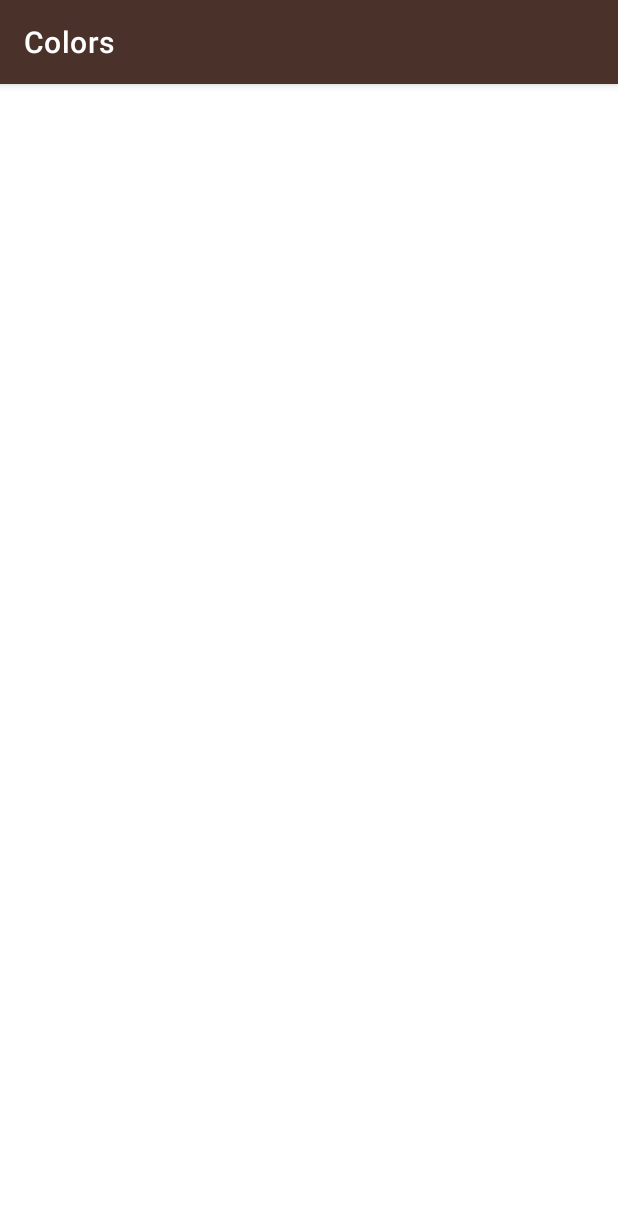
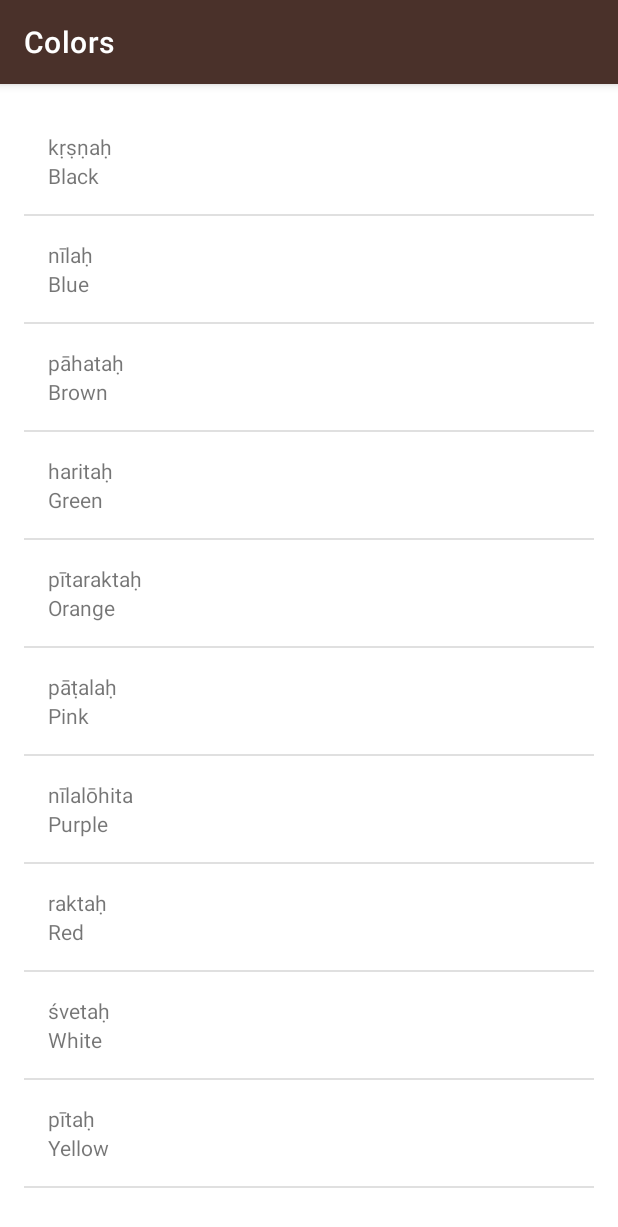
Before and after one commit to blaze1402/Sanskrit, an Android app: the ColorsActivity screen opened directly, with no data from a screen before it, on a phone screen of 412 x 824 dp. Shown: the top 1227 px of the screen. Run offline under Robolectric (Android 15) with nearby library versions, the light colour scheme and no system bars.

Commit message:
Added data for all the activities

```diff
--- a/app/src/main/java/com/blaze/sanskrit/ColorsActivity.java
+++ b/app/src/main/java/com/blaze/sanskrit/ColorsActivity.java
@@ -1,16 +1,35 @@
 package com.blaze.sanskrit;
+
+import android.os.Bundle;
+import android.widget.ListView;
 
 import androidx.appcompat.app.AppCompatActivity;
 
-import android.os.Bundle;
-
-import com.blaze.sanskrit.R;
+import java.util.ArrayList;
 
 public class ColorsActivity extends AppCompatActivity {
 
     @Override
     protected void onCreate(Bundle savedInstanceState) {
         super.onCreate(savedInstanceState);
-        setContentView(R.layout.activity_colors);
+        setContentView(R.layout.word_list);
+
+        //Array List of Colors in english and sanskrit
+        ArrayList<Word> words = new ArrayList<Word>();
+
+        words.add(new Word("Black", "kṛṣṇaḥ"));
+        words.add(new Word("Blue", "nīlaḥ"));
+        words.add(new Word("Brown", "pāhataḥ"));
+        words.add(new Word("Green", "haritaḥ"));
+        words.add(new Word("Orange", "pītaraktaḥ"));
+        words.add(new Word("Pink", "pāṭalaḥ"));
+        words.add(new Word("Purple", "nīlalōhita"));
+        words.add(new Word("Red", "raktaḥ"));
+        words.add(new Word("White", "śvetaḥ"));
+        words.add(new Word("Yellow", "pītaḥ"));
+
+        WordAdapter adapter = new WordAdapter(this, words);
+        ListView listView = findViewById(R.id.list);
+        listView.setAdapter(adapter);
     }
 }
--- a/app/src/main/java/com/blaze/sanskrit/MainActivity.java
+++ b/app/src/main/java/com/blaze/sanskrit/MainActivity.java
@@ -6,8 +6,6 @@ import android.view.View;
 import android.widget.TextView;
 
 import androidx.appcompat.app.AppCompatActivity;
-
-import com.blaze.sanskrit.R;
 
 public class MainActivity extends AppCompatActivity {
 
--- a/app/src/main/java/com/blaze/sanskrit/NumbersActivity.java
+++ b/app/src/main/java/com/blaze/sanskrit/NumbersActivity.java
@@ -12,9 +12,9 @@ public class NumbersActivity extends AppCompatActivity {
     @Override
     protected void onCreate(Bundle savedInstanceState) {
         super.onCreate(savedInstanceState);
-        setContentView(R.layout.activity_numbers);
+        setContentView(R.layout.word_list);
 
-        //Array List of numbers in english
+        //Array List of numbers in english and sanskrit
         ArrayList<Word> words = new ArrayList<Word>();
 
         words.add(new Word("One", "ekam"));
--- a/app/src/main/res/layout/activity_colors.xml
+++ /dev/null
@@ -1,9 +0,0 @@
-<?xml version="1.0" encoding="utf-8"?>
-<androidx.constraintlayout.widget.ConstraintLayout xmlns:android="http://schemas.android.com/apk/res/android"
-    xmlns:app="http://schemas.android.com/apk/res-auto"
-    xmlns:tools="http://schemas.android.com/tools"
-    android:layout_width="match_parent"
-    android:layout_height="match_parent"
-    tools:context="com.blaze.sanskrit.ColorsActivity">
-
-</androidx.constraintlayout.widget.ConstraintLayout>
--- a/app/src/main/res/layout/activity_numbers.xml
+++ b/app/src/main/res/layout/word_list.xml
@@ -1,10 +1,8 @@
 <?xml version="1.0" encoding="utf-8"?>
 <ListView xmlns:android="http://schemas.android.com/apk/res/android"
-    xmlns:tools="http://schemas.android.com/tools"
     android:id="@+id/list"
     android:layout_width="match_parent"
     android:layout_height="match_parent"
     android:orientation="vertical"
     android:paddingHorizontal="@dimen/activity_horizontal_margin"
-    android:paddingVertical="@dimen/activity_vertical_margin"
-    tools:context="com.blaze.sanskrit.NumbersActivity" />
+    android:paddingVertical="@dimen/activity_vertical_margin" />
```
Also changed, not shown: app/src/main/java/com/blaze/sanskrit/FamilyActivity.java (+23 -4 lines), app/src/main/java/com/blaze/sanskrit/PhrasesActivity.java (+23 -4 lines), app/src/main/res/layout/activity_family.xml (deleted, +0 -9 lines), app/src/main/res/layout/activity_phrases.xml (deleted, +0 -9 lines).
